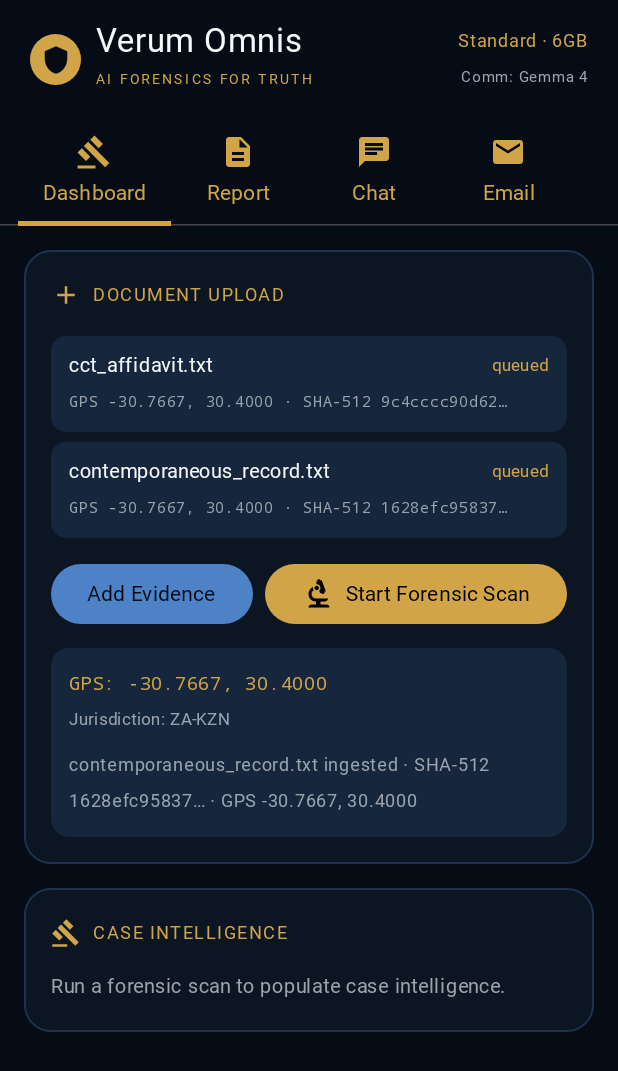
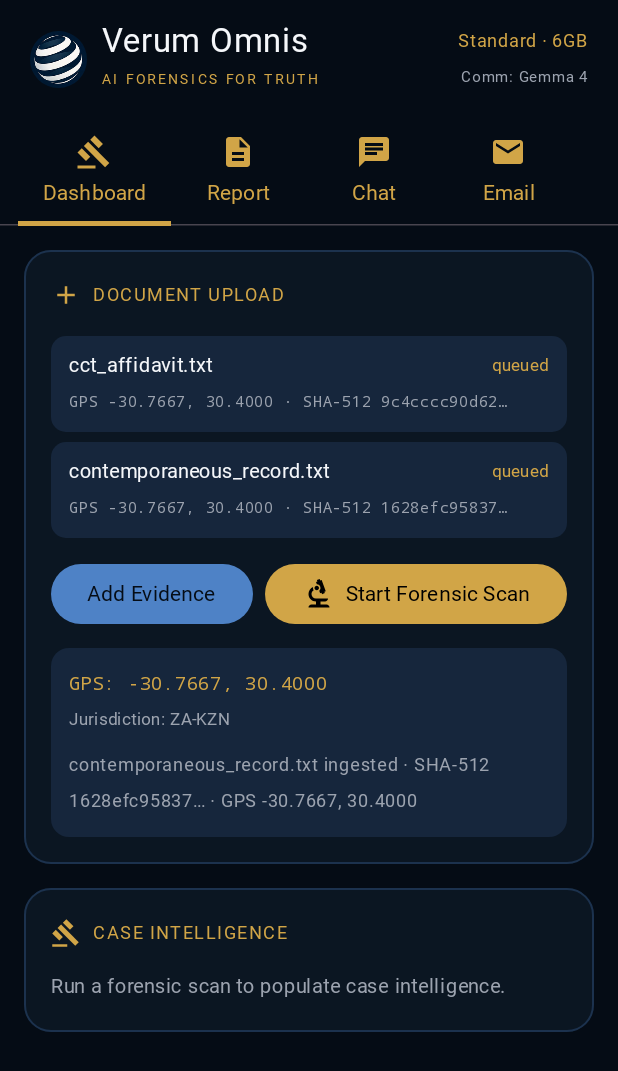
Before and after one commit to Liamhigh/1verum, an Android app built with Jetpack Compose: the screen it shows after launch (MainActivity), on a phone screen of 412 x 824 dp. Shown: the top 1071 px of the screen. Run offline under Robolectric (Android 15) with nearby library versions, the phone set to English and light mode, and no system bars; Roboto replaces fonts that are not available here.

Commit message:
Incorporate official Verum Omnis logos into app icon and header
- Extract the real brand assets from the sealed reports: white-striped globe on
  navy (banner) and the blue portrait globe (PDF watermark, already used).
- App launcher: adaptive icon + round/legacy mipmaps (mdpi..xxxhdpi) built from
  the real navy globe badge; replaces the placeholder vector globe.
- In-app header now shows the real globe logo chip + 'Verum Omnis' (Cormorant)
  wordmark and gold 'AI FORENSICS FOR TRUTH' caption, matching the website.
- Store brand assets per the Brand Asset Guide: assets/logos/banner_dark.png,
  square_dark.png, app_icon_circle.png (+ existing watermark_portrait.png).
- PDF watermark remains the blue portrait globe (as specified).

Co-authored-by: Liam Highcock <Liamhigh@users.noreply.github.com>

```diff
--- a/app/src/main/java/com/verumomnis/forensic/ui/VerumApp.kt
+++ b/app/src/main/java/com/verumomnis/forensic/ui/VerumApp.kt
@@ -4,6 +4,7 @@ import android.Manifest
 import android.content.pm.PackageManager
 import androidx.activity.compose.rememberLauncherForActivityResult
 import androidx.activity.result.contract.ActivityResultContracts
+import androidx.compose.foundation.Image
 import androidx.compose.foundation.background
 import androidx.compose.foundation.layout.Arrangement
 import androidx.compose.foundation.layout.Box
@@ -23,7 +24,6 @@ import androidx.compose.material.icons.filled.Description
 import androidx.compose.material.icons.filled.Email
 import androidx.compose.material.icons.filled.Gavel
 import androidx.compose.material.icons.filled.Lock
-import androidx.compose.material.icons.filled.Shield
 import androidx.compose.material3.Icon
 import androidx.compose.material3.MaterialTheme
 import androidx.compose.material3.Scaffold
@@ -43,10 +43,12 @@ import androidx.compose.ui.Modifier
 import androidx.compose.ui.draw.clip
 import androidx.compose.ui.graphics.vector.ImageVector
 import androidx.compose.ui.platform.LocalContext
+import androidx.compose.ui.res.painterResource
 import androidx.compose.ui.text.font.FontWeight
 import androidx.compose.ui.unit.dp
 import androidx.compose.ui.unit.sp
 import androidx.core.content.ContextCompat
+import com.verumomnis.forensic.R
 import com.verumomnis.forensic.ui.theme.Cormorant
 import com.verumomnis.forensic.ui.theme.VoBackground
 import com.verumomnis.forensic.ui.theme.VoGold
@@ -126,12 +128,11 @@ private fun VerumHeader(state: UiState) {
         horizontalArrangement = Arrangement.SpaceBetween
     ) {
         Row(verticalAlignment = Alignment.CenterVertically) {
-            Box(
-                modifier = Modifier.size(34.dp).clip(CircleShape).background(VoGold),
-                contentAlignment = Alignment.Center
-            ) {
-                Icon(Icons.Filled.Shield, contentDescription = "Verum Omnis", tint = VoBackground, modifier = Modifier.size(20.dp))
-            }
+            Image(
+                painter = painterResource(R.drawable.vo_globe),
+                contentDescription = "Verum Omnis",
+                modifier = Modifier.size(38.dp).clip(CircleShape)
+            )
             Spacer(Modifier.width(10.dp))
             Column {
                 Text(
```
Also changed, not shown: app/src/main/res/drawable/ic_launcher_foreground.xml (deleted, +0 -25 lines), app/src/main/assets/logos/app_icon_circle.png (added), app/src/main/assets/logos/banner_dark.png (added), app/src/main/assets/logos/square_dark.png (added), app/src/main/res/drawable-nodpi/ic_launcher_foreground.png (added), app/src/main/res/drawable-nodpi/vo_globe.png (added), app/src/main/res/mipmap-hdpi/ic_launcher.png (added), app/src/main/res/mipmap-hdpi/ic_launcher_round.png (added), app/src/main/res/mipmap-mdpi/ic_launcher.png (added), app/src/main/res/mipmap-mdpi/ic_launcher_round.png (added), app/src/main/res/mipmap-xhdpi/ic_launcher.png (added), app/src/main/res/mipmap-xhdpi/ic_launcher_round.png (added), app/src/main/res/mipmap-xxhdpi/ic_launcher.png (added), app/src/main/res/mipmap-xxhdpi/ic_launcher_round.png (added), 2 more files.
